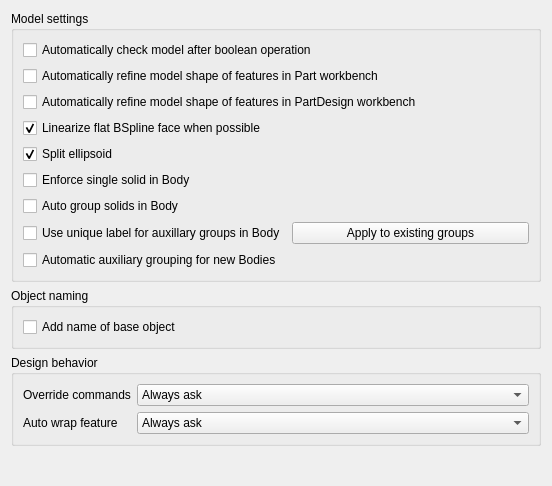
The window that src/Mod/Part/Gui/DlgSettingsGeneral.ui (scottmudge/FreeCAD) describes before a commit, drawn with Qt 5.
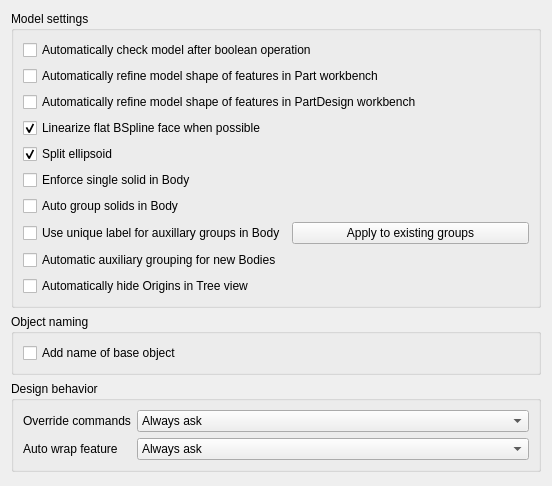
The same window after the commit. Custom widgets are drawn as their Qt base class.

Commit message: - adding feature to auto-hide origin by default on new bodies. - added new status flag for auto-hiding document objects from App scope. - finished auto-hide origin feature

```diff
--- a/src/Mod/Part/Gui/DlgSettingsGeneral.ui
+++ b/src/Mod/Part/Gui/DlgSettingsGeneral.ui
@@ -172,6 +172,19 @@
         </property> 
        </widget> 
       </item> 
+	  <item row="9" column="0"> 
+       <widget class="Gui::PrefCheckBox" name="checkAutoHideOrigins"> 
+        <property name="text"> 
+         <string>Automatically hide Origins in Tree view</string> 
+        </property> 
+        <property name="prefPath" stdset="0"> 
+         <cstring>Mod/Part</cstring> 
+        </property> 
+        <property name="prefEntry" stdset="0"> 
+         <cstring>AutoHideOrigins</cstring> 
+        </property> 
+       </widget> 
+      </item> 
      </layout>
     </widget>
    </item>
```
The commit also changes 7 other files.
